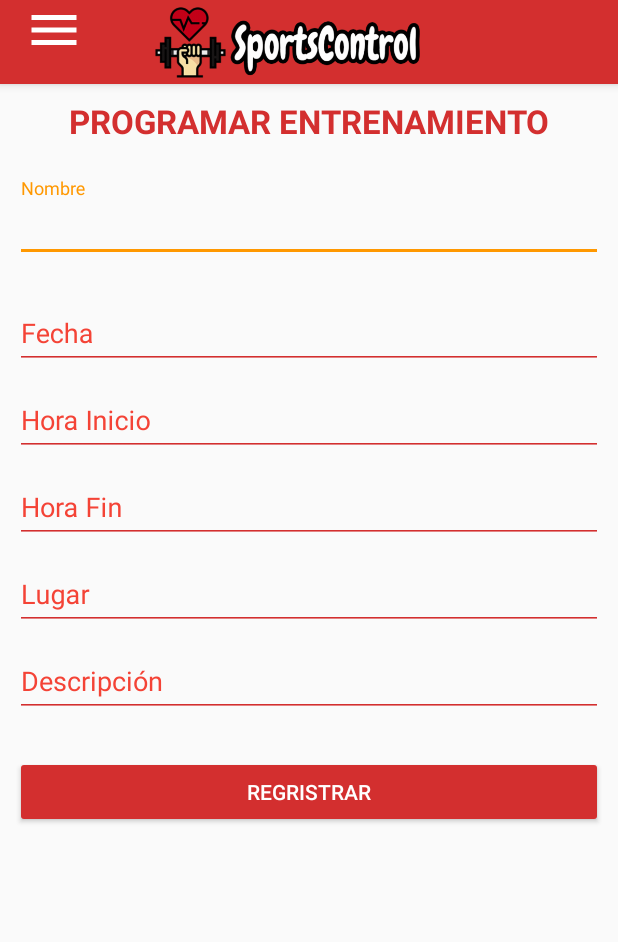
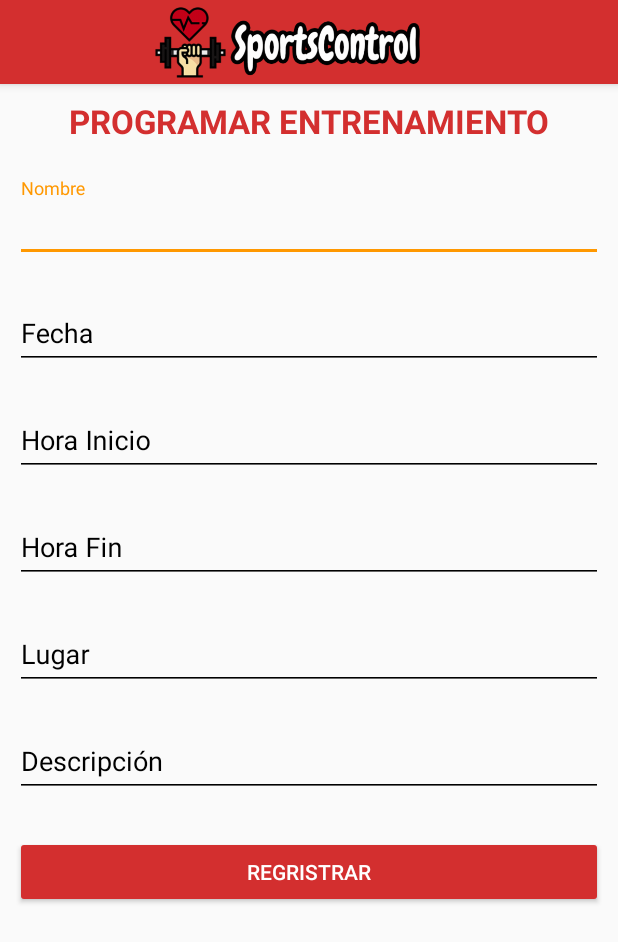
Before and after one commit to IvonneBarco/Sports_Control, an Android app: the EntrenoProgramado screen opened directly, with no data from a screen before it, on a phone screen of 412 x 824 dp. Shown: the top 942 px of the screen. Run offline under Robolectric (Android 15) with nearby library versions, the phone set to English and light mode, and no system bars; our stand-ins replace Volley; network calls fail.

Commit message:
Registro de entrenos

```diff
--- a/app/src/main/AndroidManifest.xml
+++ b/app/src/main/AndroidManifest.xml
@@ -26,7 +26,7 @@
         <activity android:name=".Entrenadores" />
         <activity android:name=".Atletas"/>
         <activity android:name=".Registrar2"/>
-        <activity android:name=".Registrar"></activity>
+        <activity android:name=".EntrenoProgramado"></activity>
     </application>
 
 </manifest>
--- a/app/src/main/java/com/practicavolley/ennovic/sportscontrol/Registrar.java
+++ b/app/src/main/java/com/practicavolley/ennovic/sportscontrol/EntrenoProgramado.java
@@ -29,7 +29,7 @@ import org.json.JSONObject;
 import java.util.HashMap;
 import java.util.Map;
 
-public class Registrar extends AppCompatActivity {
+public class EntrenoProgramado extends AppCompatActivity {
 
     //Entreno programado
 
@@ -42,7 +42,7 @@ public class Registrar extends AppCompatActivity {
     @Override
     protected void onCreate(Bundle savedInstanceState) {
         super.onCreate(savedInstanceState);
-        setContentView(R.layout.activity_registrar);
+        setContentView(R.layout.activity_entreno_programado);
 
         nombre=(EditText) findViewById(R.id.nombre_id);
         fecha=(EditText) findViewById(R.id.fecha_id);
@@ -80,10 +80,10 @@ public class Registrar extends AppCompatActivity {
                     String estadox=objresultado.get("estado").toString();
                     if(!estadox.equalsIgnoreCase("exito")){
                         //Toast.makeText(this,"errot",Toast.LENGTH_LONG).show();
-                        Toast.makeText(Registrar.this, "error", Toast.LENGTH_SHORT).show();
+                        Toast.makeText(EntrenoProgramado.this, "error", Toast.LENGTH_SHORT).show();
                     }else{
 
-                        Intent intent =new Intent(Registrar.this, HomeActivity.class);
+                        Intent intent =new Intent(EntrenoProgramado.this, HomeActivity.class);
                         startActivity(intent);
                     }
 
@@ -119,7 +119,7 @@ public class Registrar extends AppCompatActivity {
     public void datoscheck(){
 
 
-        RequestQueue queue= Volley.newRequestQueue(Registrar.this);
+        RequestQueue queue= Volley.newRequestQueue(EntrenoProgramado.this);
 
 
         StringRequest stringRequest=new StringRequest(Request.Method.POST, Conexion.URL_WEB_SERVICES+ "listar-semanas.php", new Response.Listener<String>() {
@@ -142,7 +142,7 @@ public class Registrar extends AppCompatActivity {
                         }
 
 
-                        ArrayAdapter<String> spinnerArrayAdapter = new ArrayAdapter<String>(Registrar.this, android.R.layout.simple_spinner_item, datos); //selected item will look like a spinner set from XML
+                        ArrayAdapter<String> spinnerArrayAdapter = new ArrayAdapter<String>(EntrenoProgramado.this, android.R.layout.simple_spinner_item, datos); //selected item will look like a spinner set from XML
 
                         spinner.setAdapter(spinnerArrayAdapter);
 
--- a/app/src/main/java/com/practicavolley/ennovic/sportscontrol/HomeActivity.java
+++ b/app/src/main/java/com/practicavolley/ennovic/sportscontrol/HomeActivity.java
@@ -4,7 +4,6 @@ import android.content.Intent;
 import android.support.v7.app.AppCompatActivity;
 import android.os.Bundle;
 import android.view.View;
-import android.widget.Button;
 import android.widget.LinearLayout;
 import android.widget.TextView;
 import android.widget.Toast;
@@ -70,7 +69,7 @@ public class HomeActivity extends AppCompatActivity {
             @Override
             public void onClick(View view) {
                 Toast.makeText(HomeActivity.this, "Entrenamiento", Toast.LENGTH_SHORT).show();
-                Intent intent = new Intent(HomeActivity.this, Registrar.class);
+                Intent intent = new Intent(HomeActivity.this, EntrenoProgramado.class);
                 //intent.putExtra("DATOS_USER", user);
                 startActivity(intent);
             }
--- /dev/null
+++ b/app/src/main/res/drawable/ic_play_circle_filled_black_24dp.xml
@@ -0,0 +1,4 @@
+<vector android:height="32dp" android:viewportHeight="24.0"
+    android:viewportWidth="24.0" android:width="32dp" xmlns:android="http://schemas.android.com/apk/res/android">
+    <path android:fillColor="#FF000000" android:pathData="M12,2C6.48,2 2,6.48 2,12s4.48,10 10,10 10,-4.48 10,-10S17.52,2 12,2zM10,16.5v-9l6,4.5 -6,4.5z"/>
+</vector>
--- /dev/null
+++ b/app/src/main/res/drawable/ic_stop_black_24dp.xml
@@ -0,0 +1,4 @@
+<vector android:height="32dp" android:viewportHeight="24.0"
+    android:viewportWidth="24.0" android:width="32dp" xmlns:android="http://schemas.android.com/apk/res/android">
+    <path android:fillColor="#FF000000" android:pathData="M6,6h12v12H6z"/>
+</vector>
--- /dev/null
+++ b/app/src/main/res/drawable/ic_update_black_24dp.xml
@@ -0,0 +1,4 @@
+<vector android:height="32dp" android:viewportHeight="24.0"
+    android:viewportWidth="24.0" android:width="32dp" xmlns:android="http://schemas.android.com/apk/res/android">
+    <path android:fillColor="#FF000000" android:pathData="M21,10.12h-6.78l2.74,-2.82c-2.73,-2.7 -7.15,-2.8 -9.88,-0.1 -2.73,2.71 -2.73,7.08 0,9.79 2.73,2.71 7.15,2.71 9.88,0C18.32,15.65 19,14.08 19,12.1h2c0,1.98 -0.88,4.55 -2.64,6.29 -3.51,3.48 -9.21,3.48 -12.72,0 -3.5,-3.47 -3.53,-9.11 -0.02,-12.58 3.51,-3.47 9.14,-3.47 12.65,0L21,3v7.12zM12.5,8v4.25l3.5,2.08 -0.72,1.21L11,13V8h1.5z"/>
+</vector>
--- a/app/src/main/res/layout/activity_registrar.xml
+++ b/app/src/main/res/layout/activity_entreno_programado.xml
@@ -4,7 +4,7 @@
     xmlns:tools="http://schemas.android.com/tools"
     android:layout_width="match_parent"
     android:layout_height="match_parent"
-    tools:context=".Registrar">
+    tools:context=".EntrenoProgramado">
 
     <ProgressBar
         android:id="@+id/home_progress"
@@ -22,7 +22,7 @@
         app:layout_anchor="@+id/linearLayout"
         app:layout_anchorGravity="right|center">
 
-        <include layout="@layout/actionbar_toolbar" />
+        <include layout="@layout/actionbar_toolbar_main" />
 
         <TextView
             android:layout_width="match_parent"
@@ -49,7 +49,7 @@
                     android:layout_height="wrap_content"
                     android:layout_marginTop="13dp"
                     android:hint="Nombre"
-                    android:textColorHint="@color/colorPrimary">
+                    android:textColorHint="@color/colorBlack">
 
                     <android.support.design.widget.TextInputEditText
                         android:id="@+id/nombre_id"
@@ -57,7 +57,81 @@
                         android:layout_height="wrap_content"
                         android:layout_marginBottom="2dp"
                         android:layout_marginTop="2dp"
-                        android:backgroundTint="@color/colorPrimaryDark"
+                        android:backgroundTint="@color/colorBlack"
+                        android:inputType="textCapWords|textPersonName"
+                        android:textColor="@android:color/black" />
+                </android.support.design.widget.TextInputLayout>
+
+
+                <android.support.design.widget.TextInputLayout
+                    android:layout_width="match_parent"
+                    android:layout_height="wrap_content"
+                    android:layout_marginTop="13dp"
+                    android:hint="Fecha"
+                    android:textColorHint="@color/colorBlack">
+
+                    <android.support.design.widget.TextInputEditText
+                        android:id="@+id/fecha_id"
+                        android:layout_width="match_parent"
+                        android:layout_height="wrap_content"
+                        android:layout_marginBottom="2dp"
+                        android:layout_marginTop="2dp"
+                        android:backgroundTint="@color/colorBlack"
+                        android:inputType="date"
+                        android:textColor="@android:color/black" />
+                </android.support.design.widget.TextInputLayout>
+
+
+                <android.support.design.widget.TextInputLayout
+                    android:layout_width="match_parent"
+                    android:layout_height="wrap_content"
+                    android:layout_marginTop="13dp"
+                    android:hint="Hora Inicio"
+                    android:textColorHint="@color/colorBlack">
+
+                    <android.support.design.widget.TextInputEditText
+                        android:id="@+id/hinicio_id"
+                        android:layout_width="match_parent"
+                        android:layout_height="wrap_content"
+                        android:layout_marginBottom="2dp"
+                        android:layout_marginTop="2dp"
+                        android:backgroundTint="@color/colorBlack"
+                        android:inputType="time"
+                        android:textColor="@android:color/black" />
+                </android.support.design.widget.TextInputLayout>
+
+                <android.support.design.widget.TextInputLayout
+                    android:layout_width="match_parent"
+                    android:layout_height="wrap_content"
+                    android:layout_marginTop="13dp"
+                    android:hint="Hora Fin"
+                    android:textColorHint="@color/colorBlack">
+
+                    <android.support.design.widget.TextInputEditText
+                        android:id="@+id/hfin_id"
+                        android:layout_width="match_parent"
+                        android:layout_height="wrap_content"
+                        android:layout_marginBottom="2dp"
+                        android:layout_marginTop="2dp"
+                        android:backgroundTint="@color/colorBlack"
+                        android:inputType="time"
+                        android:textColor="@android:color/black" />
+                </android.support.design.widget.TextInputLayout>
+
+                <android.support.design.widget.TextInputLayout
+                    android:layout_width="match_parent"
+                    android:layout_height="wrap_content"
+                    android:layout_marginTop="13dp"
+                    android:hint="Lugar"
+                    android:textColorHint="@color/colorBlack">
+
+                    <android.support.design.widget.TextInputEditText
+                        android:id="@+id/lugar_id"
+                        android:layout_width="match_parent"
+                        android:layout_height="wrap_content"
+                        android:layout_marginBottom="2dp"
+                        android:layout_marginTop="2dp"
+                        android:backgroundTint="@color/colorBlack"
                         android:inputType="textCapWords|textPersonName"
                         android:textColor="@android:color/black" />
                 </android.support.design.widget.TextInputLayout>
@@ -66,77 +140,8 @@
                     android:layout_width="match_parent"
                     android:layout_height="wrap_content"
                     android:layout_marginTop="13dp"
-                    android:hint="Fecha"
-                    android:textColorHint="@color/colorPrimary">
-
-                    <android.support.design.widget.TextInputEditText
-                        android:id="@+id/fecha_id"
-                        android:layout_width="match_parent"
-                        android:layout_height="wrap_content"
-                        android:layout_marginBottom="2dp"
-                        android:layout_marginTop="2dp"
-                        android:backgroundTint="@color/colorPrimaryDark"
-                        android:inputType="date"
-                        android:textColor="@android:color/black" />
-                </android.support.design.widget.TextInputLayout>
-
-
-                <android.support.design.widget.TextInputLayout
-                    android:layout_width="match_parent"
-                    android:layout_height="wrap_content"
-                    android:hint="Hora Inicio"
-                    android:textColorHint="@color/colorPrimary">
-
-                    <android.support.design.widget.TextInputEditText
-                        android:id="@+id/hinicio_id"
-                        android:layout_width="match_parent"
-                        android:layout_height="wrap_content"
-                        android:layout_marginBottom="2dp"
-                        android:layout_marginTop="2dp"
-                        android:backgroundTint="@color/colorPrimaryDark"
-                        android:inputType="time"
-                        android:textColor="@android:color/black" />
-                </android.support.design.widget.TextInputLayout>
-
-                <android.support.design.widget.TextInputLayout
-                    android:layout_width="match_parent"
-                    android:layout_height="wrap_content"
-                    android:hint="Hora Fin"
-                    android:textColorHint="@color/colorPrimary">
-
-                    <android.support.design.widget.TextInputEditText
-                        android:id="@+id/hfin_id"
-                        android:layout_width="match_parent"
-                        android:layout_height="wrap_content"
-                        android:layout_marginBottom="2dp"
-                        android:layout_marginTop="2dp"
-                        android:backgroundTint="@color/colorPrimaryDark"
-                        android:inputType="time"
-                        android:textColor="@android:color/black" />
-                </android.support.design.widget.TextInputLayout>
-
-                <android.support.design.widget.TextInputLayout
-                    android:layout_width="match_parent"
-                    android:layout_height="wrap_content"
-                    android:hint="Lugar"
-                    android:textColorHint="@color/colorPrimary">
-
-                    <android.support.design.widget.TextInputEditText
-                        android:id="@+id/lugar_id"
-                        android:layout_width="match_parent"
-                        android:layout_height="wrap_content"
-                        android:layout_marginBottom="2dp"
-                        android:layout_marginTop="2dp"
-                        android:backgroundTint="@color/colorPrimaryDark"
-                        android:inputType="textCapWords|textPersonName"
-                        android:textColor="@android:color/black" />
-                </android.support.design.widget.TextInputLayout>
-
-                <android.support.design.widget.TextInputLayout
-                    android:layout_width="match_parent"
-                    android:layout_height="wrap_content"
                     android:hint="Descripción"
-                    android:textColorHint="@color/colorPrimary">
+                    android:textColorHint="@color/colorBlack">
 
                     <android.support.design.widget.TextInputEditText
                         android:id="@+id/descripcion_id"
@@ -144,7 +149,7 @@
                         android:layout_height="wrap_content"
                         android:layout_marginBottom="2dp"
                         android:layout_marginTop="2dp"
-                        android:backgroundTint="@color/colorPrimaryDark"
+                        android:backgroundTint="@color/colorBlack"
                         android:inputType="textCapWords|textPersonName"
                         android:textColor="@android:color/black" />
                 </android.support.design.widget.TextInputLayout>
```
Also changed, not shown: app/src/main/res/layout/activity_registrar2.xml (+34 -14 lines).
